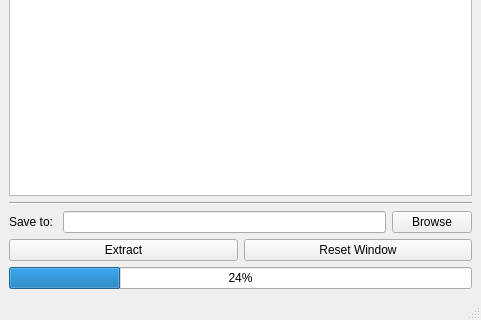
Qt form ext_files_dir.ui (Lyuhitto/extracting_files_from_dir) before a commit; both pictures show x 0 to 481 and y 317 to 637 of the 481 by 637 pixel window.
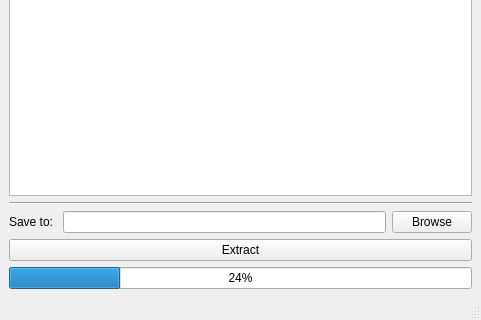
The same form after that commit. Icons and pictures are not drawn.

```diff
--- a/ext_files_dir.ui
+++ b/ext_files_dir.ui
@@ -85,16 +85,6 @@
         </property>
        </widget>
       </item>
-      <item>
-       <widget class="QPushButton" name="resetButton">
-        <property name="statusTip">
-         <string>Reset Window</string>
-        </property>
-        <property name="text">
-         <string>Reset Window</string>
-        </property>
-       </widget>
-      </item>
      </layout>
     </item>
     <item>
```
Left out of the diff: 17 changed lines with no effect on the pictures.
